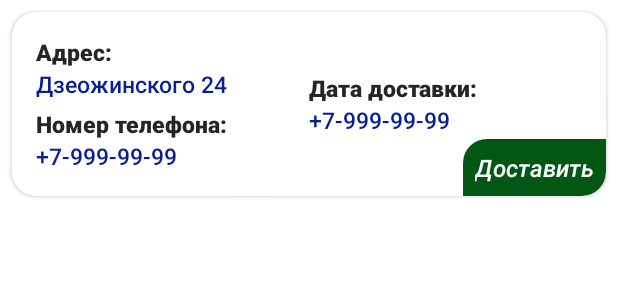
After one commit to SR-rodi/TestTaskAnsoft, an Android app: the layout item_delivery.xml on its own in the app's theme, with its tools: preview values and no code run, on a phone screen of 412 x 824 dp. The commit adds this screen. Shown: the top 300 px of the screen. Run offline under Robolectric (Android 15) with nearby library versions, the phone set to English and light mode, and no system bars; network calls fail.

Commit message:
Вывел список доставок на экран

```diff
--- a/app/src/main/java/com/example/testtaskansoft/feature/data/dto/DeliveryDto.kt
+++ b/app/src/main/java/com/example/testtaskansoft/feature/data/dto/DeliveryDto.kt
@@ -4,7 +4,7 @@ import com.example.testtaskansoft.feature.domain.model.Delivery
 import com.google.gson.annotations.SerializedName
 
 class DeliveryDto(
-    private val id: Int,
+    val id: Int,
     private val lat: String,
     private val lon: String,
     private val phone: String,
--- a/app/src/main/java/com/example/testtaskansoft/feature/data/repository/DeliveryRepositoryImpl.kt
+++ b/app/src/main/java/com/example/testtaskansoft/feature/data/repository/DeliveryRepositoryImpl.kt
@@ -7,7 +7,8 @@ import com.example.testtaskansoft.feature.domain.repository.DeliveryRepository
 
 class DeliveryRepositoryImpl(private val api: DeliveryApi) : DeliveryRepository {
 
-    override suspend fun getAllDelivery() = api.getAllDelivery().map { dto -> dto.toDelivery() }
+    override suspend fun getAllDelivery() =
+        api.getAllDelivery().associate { dto -> dto.id to dto.toDelivery() }
 
     override suspend fun completeDelivery(body: BodyComplete) {
         api.completeDelivery(body)
--- /dev/null
+++ b/app/src/main/java/com/example/testtaskansoft/feature/data/state/LoadState.kt
@@ -0,0 +1,5 @@
+package com.example.testtaskansoft.feature.data.state
+
+enum class LoadState  {
+    STARTED,ERROR,LOADING,SUCCESS
+}
--- a/app/src/main/java/com/example/testtaskansoft/feature/domain/model/Delivery.kt
+++ b/app/src/main/java/com/example/testtaskansoft/feature/domain/model/Delivery.kt
@@ -6,5 +6,6 @@ data class Delivery(
     val lat: String,
     val lon: String,
     val phone: String,
-    val planTime: String
+    val planTime: String,
+    var isCompleted: Boolean = false,
 )
--- a/app/src/main/java/com/example/testtaskansoft/feature/domain/repository/DeliveryRepository.kt
+++ b/app/src/main/java/com/example/testtaskansoft/feature/domain/repository/DeliveryRepository.kt
@@ -5,7 +5,7 @@ import com.example.testtaskansoft.feature.domain.model.Delivery
 
 interface DeliveryRepository {
 
-    suspend fun getAllDelivery(): List<Delivery>
+    suspend fun getAllDelivery(): Map<Int,Delivery>
 
     suspend fun completeDelivery(body: BodyComplete)
 
--- a/app/src/main/java/com/example/testtaskansoft/feature/domain/usecase/AllDeliveryUseCase.kt
+++ b/app/src/main/java/com/example/testtaskansoft/feature/domain/usecase/AllDeliveryUseCase.kt
@@ -4,6 +4,6 @@ import com.example.testtaskansoft.feature.domain.model.Delivery
 
 interface AllDeliveryUseCase {
 
-    suspend fun getAllDelivery():List<Delivery>
+    suspend fun getAllDelivery():Map<Int,Delivery>
 
 }
--- a/app/src/main/java/com/example/testtaskansoft/feature/presentation/complete/CompleteDeliveriesFragment.kt
+++ b/app/src/main/java/com/example/testtaskansoft/feature/presentation/complete/CompleteDeliveriesFragment.kt
@@ -17,7 +17,5 @@ class CompleteDeliveriesFragment : BaseFragment<FragmentCompleteDeliveriesBindin
     override fun onViewCreated(view: View, savedInstanceState: Bundle?) {
         super.onViewCreated(view, savedInstanceState)
 
-        viewModel
-        // viewModel.getDelivery()
     }
 }
--- /dev/null
+++ b/app/src/main/res/drawable/bg_button.xml
@@ -0,0 +1,8 @@
+<?xml version="1.0" encoding="utf-8"?>
+<shape xmlns:android="http://schemas.android.com/apk/res/android" android:shape="rectangle">
+
+    <solid android:color="@color/green"/>
+    <corners android:topLeftRadius="16dp"
+        android:bottomRightRadius="16dp"/>
+
+</shape>
--- /dev/null
+++ b/app/src/main/res/layout/item_delivery.xml
@@ -0,0 +1,86 @@
+<?xml version="1.0" encoding="utf-8"?>
+<androidx.cardview.widget.CardView xmlns:android="http://schemas.android.com/apk/res/android"
+    xmlns:tools="http://schemas.android.com/tools"
+    android:layout_width="match_parent"
+    xmlns:app="http://schemas.android.com/apk/res-auto"
+    android:layout_marginHorizontal="8dp"
+    app:cardCornerRadius="16dp"
+    android:elevation="6dp"
+    android:layout_marginTop="8dp"
+    android:layout_height="wrap_content">
+
+    <LinearLayout
+        android:layout_width="match_parent"
+        android:orientation="horizontal"
+        android:layout_margin="16dp"
+        android:layout_height="wrap_content">
+
+
+        <LinearLayout
+            android:layout_width="0dp"
+            android:layout_weight="1"
+            android:layout_height="wrap_content"
+            android:orientation="vertical">
+
+            <TextView
+                style="@style/Text.Title.Small"
+                android:layout_width="wrap_content"
+                android:layout_height="wrap_content"
+                android:text="@string/address" />
+
+            <TextView
+                android:layout_marginBottom="5dp"
+                style="@style/Text.Title.Middle"
+                android:id="@+id/address"
+                android:layout_width="wrap_content"
+                android:layout_height="wrap_content"
+                tools:text="Дзеожинского 24" />
+
+            <TextView
+                style="@style/Text.Title.Small"
+                android:layout_width="wrap_content"
+                android:layout_height="wrap_content"
+                android:text="@string/phone_number" />
+
+            <TextView
+                style="@style/Text.Title.Middle"
+                android:id="@+id/phone"
+                android:layout_width="wrap_content"
+                android:layout_height="wrap_content"
+                tools:text="+7-999-99-99" />
+
+        </LinearLayout>
+
+        <LinearLayout
+            android:layout_width="0dp"
+            android:orientation="vertical"
+            android:layout_gravity="center"
+            android:layout_weight="1"
+            android:layout_height="wrap_content">
+
+            <TextView
+                style="@style/Text.Title.Small"
+                android:layout_width="wrap_content"
+                android:layout_height="wrap_content"
+                android:text="@string/date_delivery" />
+
+            <TextView
+                style="@style/Text.Title.Middle"
+                android:id="@+id/plan_time"
+                android:layout_width="wrap_content"
+                android:layout_height="wrap_content"
+                tools:text="+7-999-99-99" />
+
+        </LinearLayout>
+
+    </LinearLayout>
+
+    <TextView
+        android:text="Доставить"
+        style="@style/Text.Title.Button"
+        android:layout_gravity="end|bottom"
+        android:layout_width="wrap_content"
+        android:layout_height="wrap_content"/>
+
+
+</androidx.cardview.widget.CardView>
--- a/app/src/main/res/values/colors.xml
+++ b/app/src/main/res/values/colors.xml
@@ -7,4 +7,9 @@
     <color name="teal_700">#FF018786</color>
     <color name="black">#FF000000</color>
     <color name="white">#FFFFFFFF</color>
+
+
+    <color name="subTitle">#252525</color>
+    <color name="title">#091E91</color>
+    <color name="green">#035715</color>
 </resources>
--- a/app/src/main/res/values/strings.xml
+++ b/app/src/main/res/values/strings.xml
@@ -1,3 +1,6 @@
 <resources>
     <string name="app_name">TestTaskAnsoft</string>
+    <string name="address">Адрес:</string>
+    <string name="phone_number">Номер телефона:</string>
+    <string name="date_delivery">Дата доставки:</string>
 </resources>
--- /dev/null
+++ b/app/src/main/res/values/style.xml
@@ -0,0 +1,26 @@
+<?xml version="1.0" encoding="utf-8"?>
+<resources>
+
+    <style name="Text.Title.Small" parent="@style/TextAppearance.AppCompat.Title">
+        <item name="android:textSize">15sp</item>
+        <item name="android:textColor">@color/subTitle</item>
+        <item name="android:textStyle">bold</item>
+    </style>
+
+    <style name="Text.Title.Middle" parent="@style/TextAppearance.AppCompat.Title">
+        <item name="android:textSize">15sp</item>
+        <item name="android:textColor">@color/title</item>
+        <item name="android:textStyle">normal</item>
+    </style>
+
+    <style name="Text.Title.Button" parent="@style/TextAppearance.AppCompat.Title">
+        <item name="android:textSize">16sp</item>
+        <item name="android:textColor">@color/white</item>
+        <item name="android:textStyle">italic</item>
+        <item name="android:background">@drawable/bg_button</item>
+        <item name="android:paddingHorizontal">5dp</item>
+        <item name="android:padding">8dp</item>
+
+    </style>
+
+</resources>
```
Also changed, not shown: app/src/main/java/com/example/testtaskansoft/core/base/BaseViewModel.kt (added, +31 -0 lines), app/src/main/java/com/example/testtaskansoft/feature/presentation/delivery/DeliveriesFragment.kt (+10 -1 lines), app/src/main/java/com/example/testtaskansoft/feature/presentation/delivery/DeliveriesViewModel.kt (+29 -14 lines), app/src/main/java/com/example/testtaskansoft/feature/presentation/delivery/adapter/DeliveryAdapter.kt (added, +36 -0 lines), app/src/main/res/layout/fragment_complete_deliveries.xml (+6 -2 lines).
